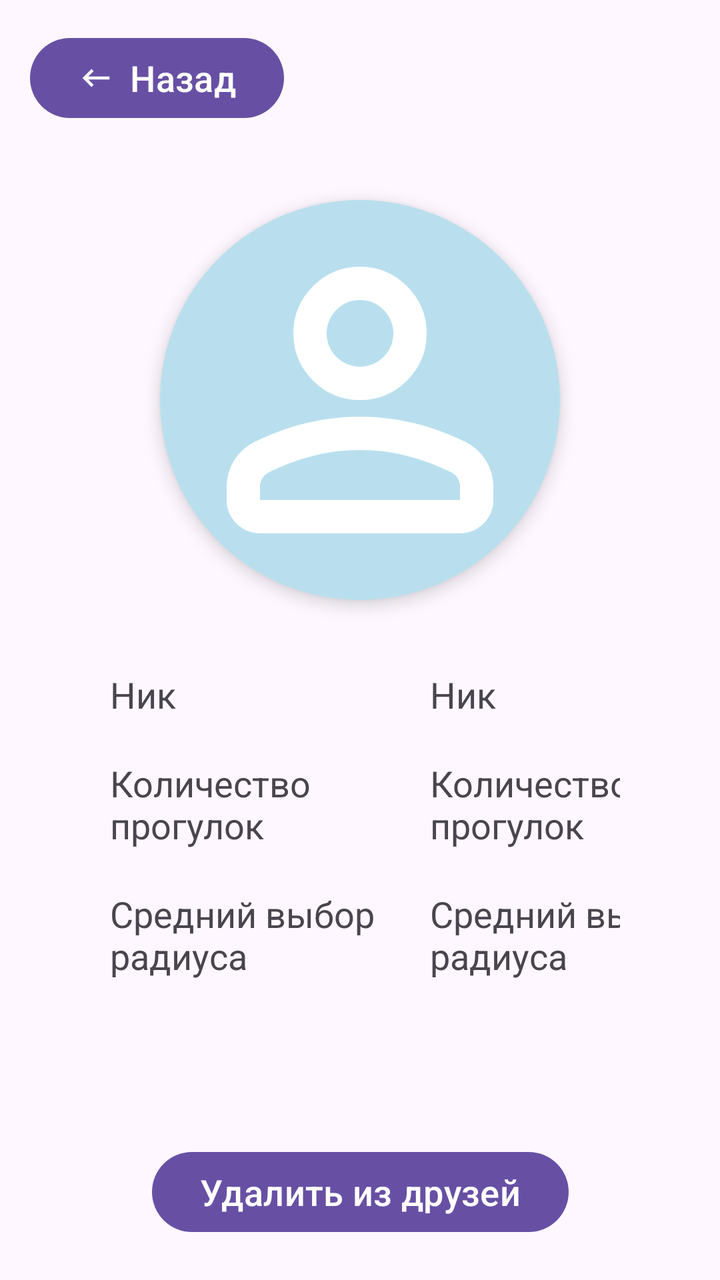
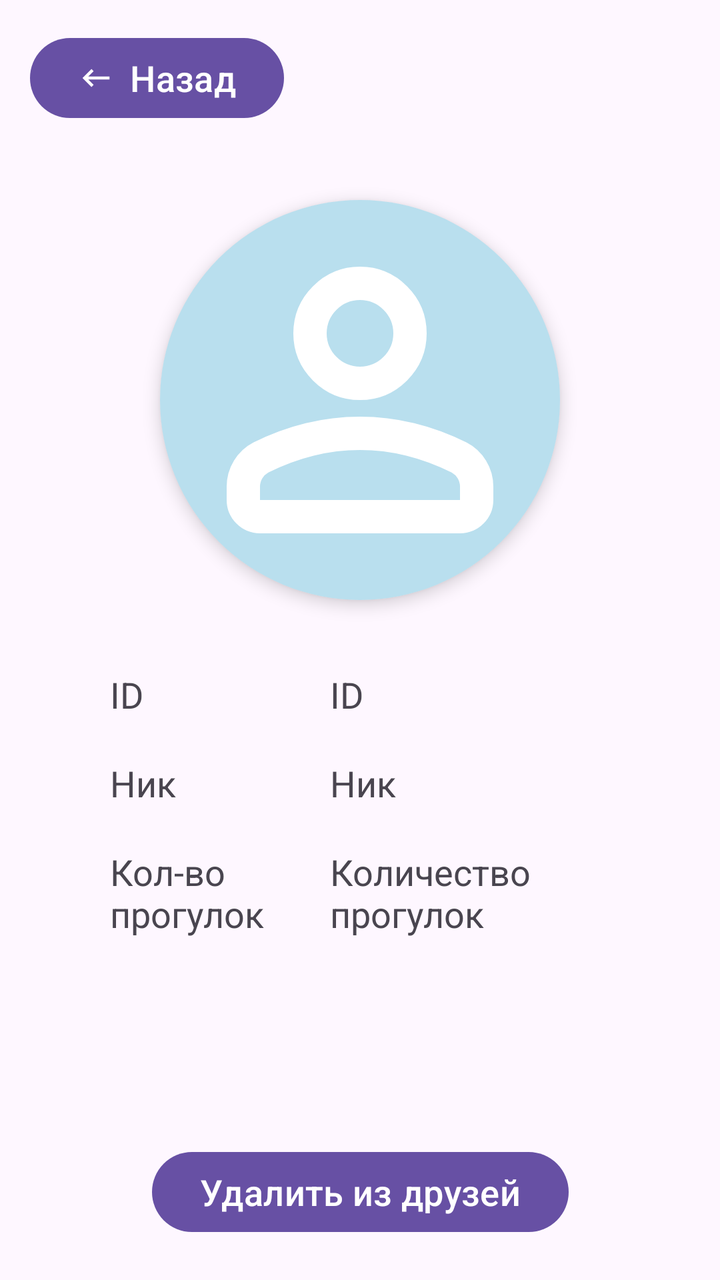

The first picture is an Android layout as it rendered before a commit; the second is the same layout after the commit. The layout source and the unified diff follow.
<!-- AndroidManifest.xml: application theme Base.Theme.TestMapKit -->
<!-- res/layout/fragment_friend.xml -->
<?xml version="1.0" encoding="utf-8"?>
<androidx.constraintlayout.widget.ConstraintLayout xmlns:android="http://schemas.android.com/apk/res/android"
    xmlns:tools="http://schemas.android.com/tools"
    android:layout_width="match_parent"
    android:layout_height="match_parent"
    xmlns:app="http://schemas.android.com/apk/res-auto"
    tools:context=".fragments.setting.FriendFragment">

    <androidx.constraintlayout.widget.ConstraintLayout
        android:id="@+id/cl_btn_friend"
        android:layout_width="match_parent"
        android:layout_height="wrap_content"
        app:layout_constraintEnd_toEndOf="parent"
        app:layout_constraintStart_toStartOf="parent"
        app:layout_constraintTop_toTopOf="parent"
        android:layout_margin="10dp"
        >
        <com.google.android.material.button.MaterialButton
            android:id="@+id/btn_back_friend"
            android:layout_width="wrap_content"
            android:layout_height="wrap_content"
            app:icon="@drawable/ic_back"
            app:layout_constraintStart_toStartOf="parent"
            app:layout_constraintTop_toTopOf="parent"
            android:layout_margin="5dp"
            android:text="Назад"
            android:textSize="@dimen/text_normal"
            />

    </androidx.constraintlayout.widget.ConstraintLayout>

    <androidx.cardview.widget.CardView
        android:id="@+id/cv_img_friend"
        android:layout_width="wrap_content"
        android:layout_height="wrap_content"
        app:cardElevation="5dp"
        app:cardCornerRadius="180dp"

        app:layout_constraintEnd_toEndOf="parent"
        app:layout_constraintStart_toStartOf="parent"
        app:layout_constraintTop_toTopOf="parent"
        app:layout_constraintTop_toBottomOf="@id/cl_btn_friend"
        android:layout_margin="100dp">


        <ImageView
            android:id="@+id/img_friend"
            android:layout_width="200dp"
            android:layout_height="200dp"
            android:src="@drawable/ic_profile"
            android:background="@color/light_blue"
            android:contentDescription="User avatar"
            />

    </androidx.cardview.widget.CardView>

    <LinearLayout
        android:id="@+id/ll_friend_detail"
        android:layout_width="match_parent"
        android:layout_height="wrap_content"
        android:orientation="vertical"
        app:layout_constraintEnd_toEndOf="parent"
        app:layout_constraintTop_toBottomOf="@id/cv_img_friend"
        android:layout_margin="20dp">

        <LinearLayout
            android:id="@+id/ll_friend_username"
            android:layout_width="match_parent"
            android:layout_height="wrap_content"
            android:orientation="horizontal"
            android:layout_marginTop="10dp"
            android:layout_marginEnd="30dp"
            android:layout_marginStart="30dp"
            android:visibility="visible"
            >

            <TextView
                android:layout_width="150dp"
                android:layout_height="match_parent"
                android:layout_margin="5dp"
                android:textSize="@dimen/text_normal"
                android:text="Ник"
                android:gravity="center_vertical" />

            <TextView
                android:id="@+id/tv_friend_username"
                android:layout_width="150dp"
                android:layout_height="match_parent"
                android:layout_margin="5dp"
                android:textSize="@dimen/text_normal"
                android:text="Ник"
                android:gravity="center_vertical" />

        </LinearLayout>

        <LinearLayout
            android:id="@+id/ll_friend_stat_count"
            android:layout_width="match_parent"
            android:layout_height="wrap_content"
            android:orientation="horizontal"
            android:layout_marginTop="10dp"
            android:layout_marginEnd="30dp"
            android:layout_marginStart="30dp"
            android:visibility="visible"
            >

            <TextView
                android:layout_width="150dp"
                android:layout_height="match_parent"
                android:layout_margin="5dp"
                android:textSize="@dimen/text_normal"
                android:text="Количество прогулок"
                android:gravity="center_vertical" />

            <TextView
                android:id="@+id/tv_friend_stat_count"
                android:layout_width="150dp"
                android:layout_height="match_parent"
                android:layout_margin="5dp"
                android:textSize="@dimen/text_normal"
                android:text="Количество прогулок"
                android:gravity="center_vertical" />

        </LinearLayout>

        <LinearLayout
            android:id="@+id/ll_friend_stat_av_radius"
            android:layout_width="match_parent"
            android:layout_height="wrap_content"
            android:orientation="horizontal"
            android:layout_marginTop="10dp"
            android:layout_marginEnd="30dp"
            android:layout_marginStart="30dp"
            android:visibility="visible"
            >

            <TextView
                android:layout_width="150dp"
                android:layout_height="match_parent"
                android:layout_margin="5dp"
                android:textSize="@dimen/text_normal"
                android:text="Средний выбор радиуса"
                android:gravity="center_vertical" />

            <TextView
                android:id="@+id/tv_friend_stat_av_radius"
                android:layout_width="150dp"
                android:layout_height="match_parent"
                android:layout_margin="5dp"
                android:textSize="@dimen/text_normal"
                android:text="Средний выбор радиуса"
                android:gravity="center_vertical" />

        </LinearLayout>

    </LinearLayout>

    <androidx.constraintlayout.widget.ConstraintLayout
        android:id="@+id/cl_btn_del_friend"
        android:layout_width="match_parent"
        android:layout_height="wrap_content"
        app:layout_constraintEnd_toEndOf="parent"
        app:layout_constraintStart_toStartOf="parent"
        app:layout_constraintBottom_toBottomOf="parent"
        android:layout_margin="20dp"
        >

        <com.google.android.material.button.MaterialButton
            android:id="@+id/btn_delete_history_item"
            android:layout_width="wrap_content"
            android:layout_height="wrap_content"
            app:layout_constraintEnd_toEndOf="parent"
            app:layout_constraintStart_toStartOf="parent"
            app:layout_constraintTop_toTopOf="parent"
            android:text="Удалить из друзей"
            android:textSize="@dimen/text_normal"
            />

    </androidx.constraintlayout.widget.ConstraintLayout>
</androidx.constraintlayout.widget.ConstraintLayout>
<!-- resources referenced by this layout -->
<resources>
  <color name="light_blue">#CCA8D8EA</color>
  <dimen name="text_normal">18sp</dimen>
  <!-- drawable ic_back (drawable) -->
  <vector xmlns:android="http://schemas.android.com/apk/res/android" android:autoMirrored="true" android:height="24dp" android:tint="#FFFFFF" android:viewportHeight="24" android:viewportWidth="24" android:width="24dp">
        
      <path android:fillColor="@android:color/white" android:pathData="M21,11H6.83l3.58,-3.59L9,6l-6,6 6,6 1.41,-1.41L6.83,13H21z"/>
      
  </vector>
  <!-- drawable ic_profile (drawable) -->
  <vector xmlns:android="http://schemas.android.com/apk/res/android" android:height="24dp" android:tint="#FFFFFF" android:viewportHeight="960" android:viewportWidth="960" android:width="24dp">
        
      <path android:fillColor="@android:color/white" android:pathData="M367,433Q320,386 320,320Q320,254 367,207Q414,160 480,160Q546,160 593,207Q640,254 640,320Q640,386 593,433Q546,480 480,480Q414,480 367,433ZM160,720L160,688Q160,654 177.5,625.5Q195,597 224,582Q286,551 350,535.5Q414,520 480,520Q546,520 610,535.5Q674,551 736,582Q765,597 782.5,625.5Q800,654 800,688L800,720Q800,753 776.5,776.5Q753,800 720,800L240,800Q207,800 183.5,776.5Q160,753 160,720ZM240,720L720,720L720,688Q720,677 714.5,668Q709,659 700,654Q646,627 591,613.5Q536,600 480,600Q424,600 369,613.5Q314,627 260,654Q251,659 245.5,668Q240,677 240,688L240,720ZM536.5,376.5Q560,353 560,320Q560,287 536.5,263.5Q513,240 480,240Q447,240 423.5,263.5Q400,287 400,320Q400,353 423.5,376.5Q447,400 480,400Q513,400 536.5,376.5ZM480,320Q480,320 480,320Q480,320 480,320Q480,320 480,320Q480,320 480,320Q480,320 480,320Q480,320 480,320Q480,320 480,320Q480,320 480,320ZM480,720L480,720Q480,720 480,720Q480,720 480,720Q480,720 480,720Q480,720 480,720Q480,720 480,720Q480,720 480,720Q480,720 480,720Q480,720 480,720L480,720Z"/>
      
  </vector>
  <style name="Base.Theme.TestMapKit" parent="Theme.Material3.DayNight.NoActionBar">
  
      </style>
</resources>

<!-- the commit's change to res/layout/fragment_friend.xml (unified diff, before → after) -->
@@ -4,7 +4,7 @@
     android:layout_width="match_parent"
     android:layout_height="match_parent"
     xmlns:app="http://schemas.android.com/apk/res-auto"
-    tools:context=".fragments.setting.FriendFragment">
+    tools:context=".fragments.setting.friend.FriendFragment">
 
     <androidx.constraintlayout.widget.ConstraintLayout
         android:id="@+id/cl_btn_friend"
@@ -64,6 +64,34 @@
         android:layout_margin="20dp">
 
         <LinearLayout
+            android:id="@+id/ll_user_id"
+            android:layout_width="match_parent"
+            android:layout_height="wrap_content"
+            android:orientation="horizontal"
+            android:layout_marginTop="10dp"
+            android:layout_marginEnd="30dp"
+            android:layout_marginStart="30dp">
+
+            <TextView
+                android:layout_width="@dimen/text_view_width_normal"
+                android:layout_height="match_parent"
+                android:layout_margin="5dp"
+                android:textSize="@dimen/text_normal"
+                android:text="ID"
+                android:gravity="center_vertical"/>
+
+            <TextView
+                android:id="@+id/tv_user_id"
+                android:layout_width="match_parent"
+                android:layout_height="match_parent"
+                android:layout_margin="5dp"
+                android:textSize="@dimen/text_normal"
+                android:text="ID"
+                android:gravity="center_vertical"/>
+
+        </LinearLayout>
+
+        <LinearLayout
             android:id="@+id/ll_friend_username"
             android:layout_width="match_parent"
             android:layout_height="wrap_content"
@@ -75,7 +103,7 @@
             >
 
             <TextView
-                android:layout_width="150dp"
+                android:layout_width="@dimen/text_view_width_normal"
                 android:layout_height="match_parent"
                 android:layout_margin="5dp"
                 android:textSize="@dimen/text_normal"
@@ -84,7 +112,7 @@
 
             <TextView
                 android:id="@+id/tv_friend_username"
-                android:layout_width="150dp"
+                android:layout_width="match_parent"
                 android:layout_height="match_parent"
                 android:layout_margin="5dp"
                 android:textSize="@dimen/text_normal"
@@ -105,50 +133,20 @@
             >
 
             <TextView
-                android:layout_width="150dp"
+                android:layout_width="@dimen/text_view_width_normal"
+                android:layout_height="match_parent"
+                android:layout_margin="5dp"
+                android:textSize="@dimen/text_normal"
+                android:text="Кол-во прогулок"
+                android:gravity="center_vertical" />
+
+            <TextView
+                android:id="@+id/tv_friend_stat_count"
+                android:layout_width="match_parent"
                 android:layout_height="match_parent"
                 android:layout_margin="5dp"
                 android:textSize="@dimen/text_normal"
                 android:text="Количество прогулок"
-                android:gravity="center_vertical" />
-
-            <TextView
-                android:id="@+id/tv_friend_stat_count"
-                android:layout_width="150dp"
-                android:layout_height="match_parent"
-                android:layout_margin="5dp"
-                android:textSize="@dimen/text_normal"
-                android:text="Количество прогулок"
-                android:gravity="center_vertical" />
-
-        </LinearLayout>
-
-        <LinearLayout
-            android:id="@+id/ll_friend_stat_av_radius"
-            android:layout_width="match_parent"
-            android:layout_height="wrap_content"
-            android:orientation="horizontal"
-            android:layout_marginTop="10dp"
-            android:layout_marginEnd="30dp"
-            android:layout_marginStart="30dp"
-            android:visibility="visible"
-            >
-
-            <TextView
-                android:layout_width="150dp"
-                android:layout_height="match_parent"
-                android:layout_margin="5dp"
-                android:textSize="@dimen/text_normal"
-                android:text="Средний выбор радиуса"
-                android:gravity="center_vertical" />
-
-            <TextView
-                android:id="@+id/tv_friend_stat_av_radius"
-                android:layout_width="150dp"
-                android:layout_height="match_parent"
-                android:layout_margin="5dp"
-                android:textSize="@dimen/text_normal"
-                android:text="Средний выбор радиуса"
                 android:gravity="center_vertical" />
 
         </LinearLayout>
@@ -166,7 +164,7 @@
         >
 
         <com.google.android.material.button.MaterialButton
-            android:id="@+id/btn_delete_history_item"
+            android:id="@+id/btn_remove_friend"
             android:layout_width="wrap_content"
             android:layout_height="wrap_content"
             app:layout_constraintEnd_toEndOf="parent"
@@ -177,4 +175,15 @@
             />
 
     </androidx.constraintlayout.widget.ConstraintLayout>
+
+    <ProgressBar
+        android:id="@+id/pb_friend"
+        android:layout_width="wrap_content"
+        android:layout_height="wrap_content"
+        android:layout_gravity="center"
+        android:visibility="gone"
+        app:layout_constraintBottom_toBottomOf="parent"
+        app:layout_constraintEnd_toEndOf="parent"
+        app:layout_constraintStart_toStartOf="parent"
+        app:layout_constraintTop_toTopOf="parent" />
 </androidx.constraintlayout.widget.ConstraintLayout>
<!-- resource entries referenced after the edit -->
@@ -2,6 +2,7 @@
 <resources>
   <color name="light_blue">#CCA8D8EA</color>
   <dimen name="text_normal">18sp</dimen>
+  <dimen name="text_view_width_normal">100dp</dimen>
   <!-- drawable ic_back (drawable) -->
   <vector xmlns:android="http://schemas.android.com/apk/res/android" android:autoMirrored="true" android:height="24dp" android:tint="#FFFFFF" android:viewportHeight="24" android:viewportWidth="24" android:width="24dp">
         
